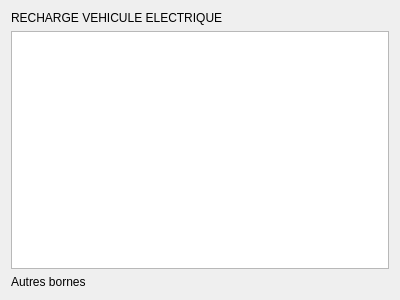
Before: the Qt Designer form localStationCS/rechargevehiculewidget.ui in Gnoumy/RaspMeteo, drawn with Qt 5.
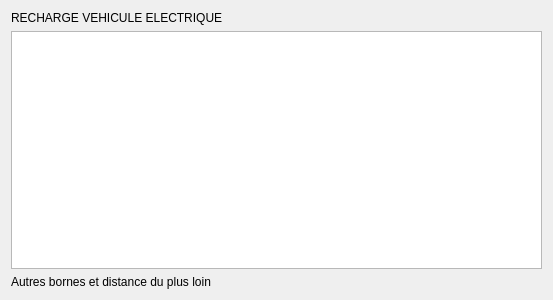
After: the same form once the commit is applied.

Patch:
```diff
--- a/localStationCS/rechargevehiculewidget.ui
+++ b/localStationCS/rechargevehiculewidget.ui
@@ -6,7 +6,7 @@
    <rect>
     <x>0</x>
     <y>0</y>
-    <width>400</width>
+    <width>553</width>
     <height>300</height>
    </rect>
   </property>
@@ -29,7 +29,7 @@
      <item>
       <widget class="QLabel" name="label_2">
        <property name="text">
-        <string>Autres bornes</string>
+        <string>Autres bornes et distance du plus loin</string>
        </property>
       </widget>
      </item>
```
